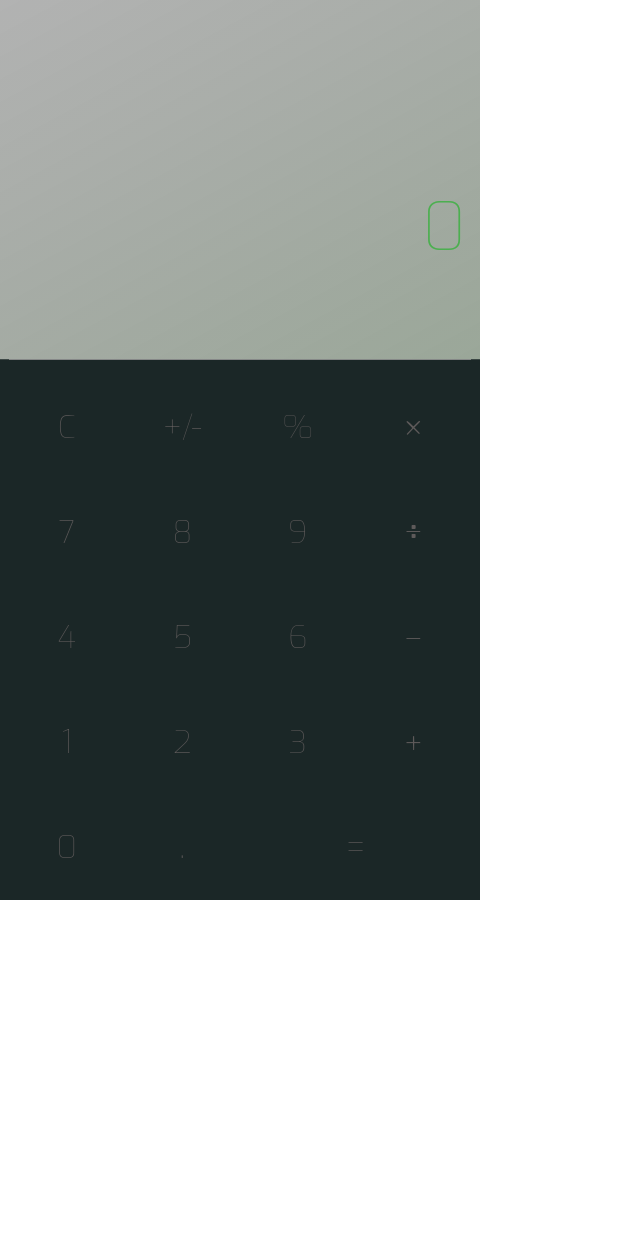
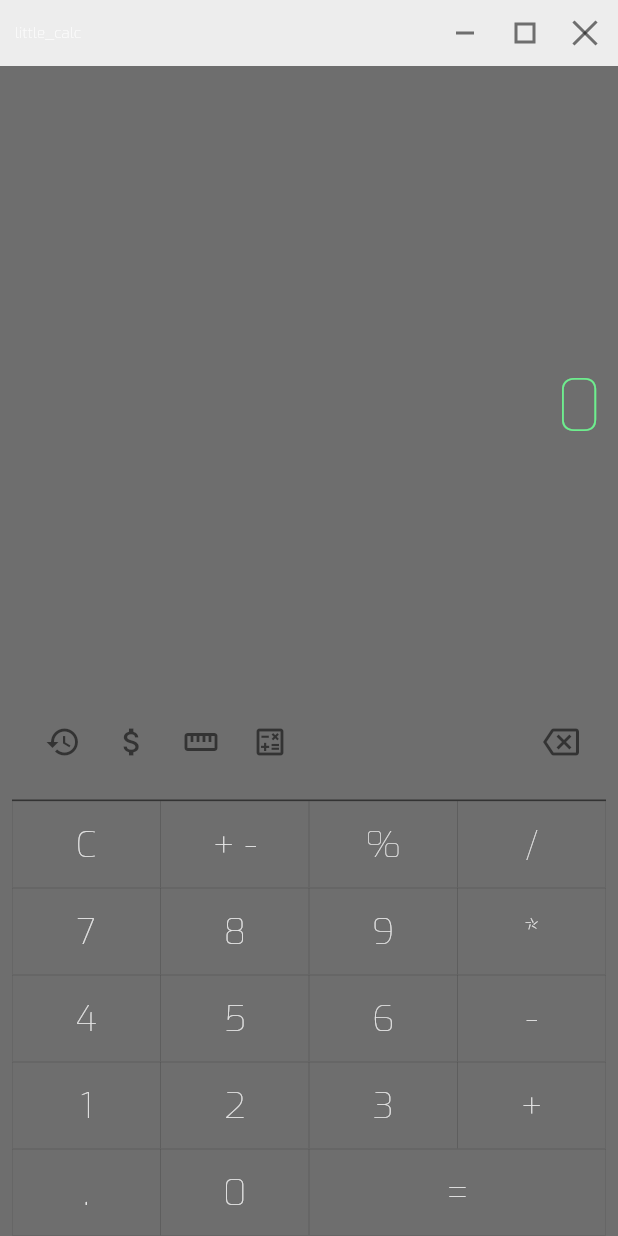
Before and after one commit to RafalSiuta/little_calc, a Flutter app: the screen it shows after launch, on a phone screen of 412 x 824 dp. Run offline on Flutter 3.47's test engine with Material 3 defaults, Android fonts, the phone set to English and light mode, and no system bars.

Commit message:
Update transparent calculator window
- Aktualizacja natywnego okna Windows: bezramkowe okno, efekt blur/transparent background, przeciąganie, minimalizacja i zamykanie.

- Aktualizacja UI kalkulatora zgodnie z projektem Figma: display, pasek funkcji, klawiatura i tokeny kolorów.

- Dodanie nowych komponentów Flutter: NumBtn oraz AppColors z kolorem borderDark użytym jako splash color.

- Poprawka wyrównania tekstu równania i wyniku do prawej strony w środkowej części displaya.

```diff
--- a/lib/main.dart
+++ b/lib/main.dart
@@ -2,8 +2,10 @@ import 'package:flutter/foundation.dart';
 import 'package:flutter/material.dart';
 import 'package:flutter/services.dart';
 import 'package:provider/provider.dart';
+
 import 'model/calculator_logic.dart';
-import 'utils/column_row_builder.dart';
+import 'utils/styles/colors.dart';
+import 'widgets/buttons/numbtn.dart';
 
 void main() {
   LicenseRegistry.addLicense(() async* {
@@ -16,7 +18,6 @@ void main() {
 class MyApp extends StatelessWidget {
   const MyApp({Key? key}) : super(key: key);
 
-  // This widget is the root of your application.
   @override
   Widget build(BuildContext context) {
     return MultiProvider(
@@ -26,305 +27,417 @@ class MyApp extends StatelessWidget {
         ),
       ],
       child: MaterialApp(
-        title: 'Little calc',
+        title: 'little_calc',
         debugShowCheckedModeBanner: false,
+        color: Colors.transparent,
         theme: ThemeData(
           primarySwatch: Colors.blue,
+          scaffoldBackgroundColor: Colors.transparent,
         ),
-        home: const MyHomePage(title: 'Flutter Demo Home Page'),
+        home: const SystemWindow(),
       ),
     );
   }
 }
 
-class MyHomePage extends StatefulWidget {
-  const MyHomePage({Key? key, required this.title}) : super(key: key);
-
-  final String title;
+class SystemWindow extends StatelessWidget {
+  const SystemWindow({Key? key}) : super(key: key);
 
   @override
-  State<MyHomePage> createState() => _MyHomePageState();
+  Widget build(BuildContext context) {
+    return const Scaffold(
+      backgroundColor: Colors.transparent,
+      body: ColoredBox(
+        color: AppColors.systemWindow,
+        child: Column(
+          children: [
+            WindowTitleBar(),
+            Expanded(child: CalculatorView()),
+          ],
+        ),
+      ),
+    );
+  }
 }
 
-class _MyHomePageState extends State<MyHomePage> {
-  List<String> keysList = [
-    'C',
-    '+/-',
-    '%',
-    "*",
-    "7",
-    "8",
-    "9",
-    "/",
-    "4",
-    "5",
-    "6",
-    "-",
-    "1",
-    "2",
-    "3",
-    "+",
-    "0",
-    ".",
-    "="
-  ];
-  List row1 = [];
-  List row2 = [];
-  List row3 = [];
-  List row4 = [];
-  List row5 = [];
-  @override
-  void initState() {
-    super.initState();
-    row1 = keysList.getRange(0, 4).toList();
-    row2 = keysList.getRange(4, 8).toList();
-    row3 = keysList.getRange(8, 12).toList();
-    row4 = keysList.getRange(12, 16).toList();
-    row5 = keysList.getRange(16, 19).toList();
-    // print(keysList.length);
-    // print(keysList.getRange(0, 4));
-    // print(keysList.getRange(4, 8));
-    // print(keysList.getRange(8, 12));
-    // print(keysList.getRange(12, 16));
-    // print(keysList.getRange(16, 19));
-    // var first = 0;
-    // var last = 0;
-    // for (var i = 0; i < keysList.length; i++) {
-    //   if (i % 4 == 0) {
-    //     first = i;
-    //     last += 4;
-    //     if (last > 16) {
-    //       break;
-    //     }
-    //     print("##########");
-    //     print("first:${first}");
-    //     print("last:${last}");
-    //     print(keysList.getRange(first, last));
-    //   }
-    // }
+class WindowTitleBar extends StatelessWidget {
+  const WindowTitleBar({Key? key}) : super(key: key);
+
+  static const double height = 44;
+  static const MethodChannel _windowChannel =
+      MethodChannel('little_calc/window');
+
+  Future<void> _invokeWindowAction(String action) async {
+    try {
+      await _windowChannel.invokeMethod<void>(action);
+    } on MissingPluginException {
+      // Allows the UI to render outside the Windows runner.
+    }
   }
 
   @override
   Widget build(BuildContext context) {
-    const displayStyle =
-        TextStyle(fontSize: 45, color: Colors.green, fontFamily: 'Exo');
-    const btnStyle =
-        TextStyle(fontSize: 21, color: Color(0xff5E5A5A), fontFamily: 'Exo');
-    const btnOperatorStyle =
-        TextStyle(fontSize: 21, color: Color(0xff5E5A5A), fontFamily: 'Calc');
-    return Scaffold(
-      backgroundColor: Colors.transparent,
-      body: Consumer<CalculatorLogic>(
-        builder: (context, data, child) {
-          return Container(
-            width: 320,
-            height: 600,
-            decoration: BoxDecoration(
-                gradient: LinearGradient(
-                    begin: Alignment.topLeft,
-                    end: Alignment.bottomRight,
-                    colors: [
-                  const Color(0xff000201).withOpacity(0.3), //Color(0xff1B2727)
-                  const Color(0xff104908).withOpacity(0.5),
-                ])),
-            child: Column(
-              mainAxisAlignment: MainAxisAlignment.end,
-              crossAxisAlignment: CrossAxisAlignment.end,
+    return SizedBox(
+      height: height,
+      child: Padding(
+        padding: const EdgeInsets.all(10),
+        child: Row(
           children: [
-                Padding(
-                  padding: const EdgeInsets.only(
-                      left: 8.0, right: 9.0, top: 20, bottom: 8.0),
-                  child: Column(
-                    mainAxisAlignment: MainAxisAlignment.spaceEvenly,
-                    crossAxisAlignment: CrossAxisAlignment.end,
-                    children: [
-                      RichText(
-                        text:
-                            TextSpan(style: displayStyle, children: <TextSpan>[
-                          TextSpan(
-                            text: data.display.length >= 11
-                                ? '${data.display.substring(0, 11)}\n'
-                                : data.display,
+            Expanded(
+              child: GestureDetector(
+                behavior: HitTestBehavior.translucent,
+                onPanStart: (_) => _invokeWindowAction('drag'),
+                onDoubleTap: () => _invokeWindowAction('toggleMaximize'),
+                child: const Align(
+                  alignment: Alignment.centerLeft,
+                  child: Text(
+                    'little_calc',
+                    maxLines: 1,
+                    overflow: TextOverflow.ellipsis,
+                    style: TextStyle(
+                      color: Colors.white,
+                      fontFamily: 'Exo',
+                      fontSize: 10,
+                      fontWeight: FontWeight.w200,
+                      height: 1,
+                      letterSpacing: 0,
                     ),
-                          TextSpan(
-                              text: data.display.length >= 12
-                                  ? data.display
-                                      .substring(12, data.display.length)
-                                  : '',
-                              style: displayStyle.copyWith(fontSize: 15))
-                        ]),
-                        maxLines: 3,
                   ),
-                      //Text(data.display, style: displayStyle),
-                      const SizedBox(
-                        height: 50,
-                      )
+                ),
+              ),
+            ),
+            const SizedBox(width: 16),
+            _WindowActionButton(
+              semanticLabel: 'Minimize',
+              onPressed: () => _invokeWindowAction('minimize'),
+              child: const _MinimizeIcon(),
+            ),
+            const SizedBox(width: 16),
+            _WindowActionButton(
+              semanticLabel: 'Maximize',
+              onPressed: () => _invokeWindowAction('toggleMaximize'),
+              child: const _MaximizeIcon(),
+            ),
+            const SizedBox(width: 16),
+            _WindowActionButton(
+              semanticLabel: 'Close',
+              onPressed: () => _invokeWindowAction('close'),
+              child: const _CloseIcon(),
+            ),
           ],
         ),
       ),
-                // ColumnBuilder(
-                //     itemCount: 5,
-                //     itemBuilder: (context, colIndex) {
-                //       if (colIndex % 4 == 0) {
-                //         // print(colIndex);
-                //         first = colIndex;
-                //         last += 4;
-                //
-                //         if (last > 16) {
-                //           keysList.getRange(first, last).toList();
-                //         }
-                //         if (colIndex == 4) {
-                //           keysList.getRange(16, 19).toList();
-                //         }
-                //       }
-                //       print("first:${first}");
-                //       print("last:${last}");
-                //       return RowBuilder(
-                //         itemCount: keysList.length,
-                //         itemBuilder: (context, index) {
-                //           return Expanded(
-                //             flex: colIndex == 4 && index == 4 ? 3 : 1,
-                //             child: TextButton(
-                //               onPressed: () {},
-                //               child: Padding(
-                //                   padding: const EdgeInsets.symmetric(
-                //                       horizontal: 6.0, vertical: 12),
-                //                   child: Text(
-                //                     keysList[index],
-                //                     style: index == 3 ? btnOperatorStyle : btnStyle,
-                //                   )),
-                //             ),
-                //           );
-                //         },
-                //       );
-                //     }),
-                Container(
-                  padding: const EdgeInsets.symmetric(horizontal: 6.0),
-                  color: const Color(0xff1B2727),
+    );
+  }
+}
+
+class CalculatorView extends StatefulWidget {
+  const CalculatorView({Key? key}) : super(key: key);
+
+  @override
+  State<CalculatorView> createState() => _CalculatorViewState();
+}
+
+class _CalculatorViewState extends State<CalculatorView> {
+  static const List<List<String>> _rows = [
+    ['C', '+ -', '%', '/'],
+    ['7', '8', '9', '*'],
+    ['4', '5', '6', '-'],
+    ['1', '2', '3', '+'],
+    ['.', '0', '='],
+  ];
+
+  @override
+  Widget build(BuildContext context) {
+    return Consumer<CalculatorLogic>(
+      builder: (context, data, child) {
+        return Container(
+          width: double.infinity,
+          height: double.infinity,
+          padding: const EdgeInsets.symmetric(horizontal: 8),
+          color: AppColors.background,
           child: Column(
             children: [
-                      const Divider(
-                        height: 0.5,
-                        thickness: 0.5,
-                        color: Colors.grey,
+              Expanded(
+                child: _Display(data: data),
               ),
-                      const SizedBox(
-                        height: 10,
-                      ),
-                      RowBuilder(
-                        itemCount: row1.length,
-                        itemBuilder: (context, index) {
-                          return Expanded(
-                            child: TextButton(
-                              onPressed: () {
-                                data.multifunction(row1[index]);
-                              },
-                              child: Padding(
-                                  padding: const EdgeInsets.symmetric(
-                                      horizontal: 6.0, vertical: 12),
-                                  child: Text(
-                                    row1[index],
-                                    style: index == 3
-                                        ? btnOperatorStyle
-                                        : btnStyle,
-                                  )),
-                            ),
-                          );
-                        },
-                      ),
-                      RowBuilder(
-                        itemCount: row2.length,
-                        itemBuilder: (context, index) {
-                          return Expanded(
-                            child: TextButton(
-                              onPressed: () {
-                                data.multifunction(row2[index]);
-                              },
-                              child: Padding(
-                                  padding: const EdgeInsets.symmetric(
-                                      horizontal: 6.0, vertical: 12),
-                                  child: Text(
-                                    row2[index],
-                                    style: index == 3
-                                        ? btnOperatorStyle
-                                        : btnStyle,
-                                  )),
-                            ),
-                          );
-                        },
-                      ),
-                      RowBuilder(
-                        itemCount: row3.length,
-                        itemBuilder: (context, index) {
-                          return Expanded(
-                            child: TextButton(
-                              onPressed: () {
-                                data.multifunction(row3[index]);
-                              },
-                              child: Padding(
-                                  padding: const EdgeInsets.symmetric(
-                                      horizontal: 6.0, vertical: 12),
-                                  child: Text(
-                                    row3[index],
-                                    style: index == 3
-                                        ? btnOperatorStyle
-                                        : btnStyle,
-                                  )),
-                            ),
-                          );
-                        },
-                      ),
-                      RowBuilder(
-                        itemCount: row4.length,
-                        itemBuilder: (context, index) {
-                          return Expanded(
-                            child: TextButton(
-                              onPressed: () {
-                                data.multifunction(row4[index]);
-                              },
-                              child: Padding(
-                                  padding: const EdgeInsets.symmetric(
-                                      horizontal: 6.0, vertical: 12),
-                                  child: Text(
-                                    row4[index],
-                                    style: index == 3
-                                        ? btnOperatorStyle
-                                        : btnStyle,
-                                  )),
-                            ),
-                          );
-                        },
-                      ),
-                      RowBuilder(
-                        itemCount: row5.length,
-                        itemBuilder: (context, index) {
-                          return Expanded(
-                            flex: index == 2 ? 2 : 1,
-                            child: TextButton(
-                              onPressed: () {
-                                data.multifunction(row5[index]);
-                              },
-                              child: Padding(
-                                  padding: const EdgeInsets.symmetric(
-                                      horizontal: 6.0, vertical: 12),
-                                  child: Text(
-                                    row5[index],
-                                    style: index == 3
-                                        ? btnOperatorStyle
-                                        : btnStyle,
-                                  )),
-                            ),
-                          );
-                        },
-                      ),
-                    ],
-                  ),
+              _OptionsBar(onBackspace: data.delete),
+              _Keyboard(
+                rows: _rows,
+                onPressed: (value) => data.multifunction(_logicValue(value)),
               ),
             ],
           ),
         );
       },
+    );
+  }
+
+  String _logicValue(String value) {
+    if (value == '+ -') {
+      return '+/-';
+    }
+    return value;
+  }
+}
+
+class _Display extends StatelessWidget {
+  const _Display({Key? key, required this.data}) : super(key: key);
+
+  final CalculatorLogic data;
+
+  @override
+  Widget build(BuildContext context) {
+    final equation = _equationText();
+
+    return Padding(
+      padding: const EdgeInsets.only(top: 44, right: 2, bottom: 16),
+      child: Align(
+        alignment: Alignment.centerRight,
+        child: Column(
+          mainAxisSize: MainAxisSize.min,
+          crossAxisAlignment: CrossAxisAlignment.end,
+          children: [
+            if (equation.isNotEmpty)
+              SizedBox(
+                width: double.infinity,
+                child: Text(
+                  equation,
+                  maxLines: 1,
+                  overflow: TextOverflow.ellipsis,
+                  textAlign: TextAlign.right,
+                  style: const TextStyle(
+                    color: AppColors.accent,
+                    fontFamily: 'Exo',
+                    fontSize: 24,
+                    fontWeight: FontWeight.w400,
+                    height: 1,
+                    letterSpacing: 0,
+                  ),
+                ),
+              ),
+            const SizedBox(height: 14),
+            SizedBox(
+              width: double.infinity,
+              child: FittedBox(
+                fit: BoxFit.scaleDown,
+                alignment: Alignment.centerRight,
+                child: Text(
+                  data.display,
+                  maxLines: 1,
+                  textAlign: TextAlign.right,
+                  style: const TextStyle(
+                    color: AppColors.accent,
+                    fontFamily: 'Exo',
+                    fontSize: 48,
+                    fontWeight: FontWeight.w200,
+                    height: 1,
+                    letterSpacing: 0,
+                  ),
+                ),
+              ),
+            ),
+          ],
+        ),
+      ),
+    );
+  }
+
+  String _equationText() {
+    if (data.operator.isEmpty) {
+      return '';
+    }
+    final leftSide = data.oldText.isNotEmpty ? data.oldText : data.display;
+    return '$leftSide ${data.operator}';
+  }
+}
+
+class _OptionsBar extends StatelessWidget {
+  const _OptionsBar({Key? key, required this.onBackspace}) : super(key: key);
+
+  final VoidCallback onBackspace;
+
+  @override
+  Widget build(BuildContext context) {
+    return Container(
+      height: 78,
+      decoration: const BoxDecoration(
+        border: Border(
+          bottom: BorderSide(
+            color: AppColors.unselected,
+            width: 1,
+          ),
+        ),
+      ),
+      child: Row(
+        children: [
+          Expanded(
+            child: Row(
+              children: const [
+                SizedBox(width: 22),
+                _OptionIcon(icon: Icons.history),
+                SizedBox(width: 22),
+                _OptionIcon(icon: Icons.attach_money),
+                SizedBox(width: 22),
+                _OptionIcon(icon: Icons.straighten),
+                SizedBox(width: 22),
+                _OptionIcon(icon: Icons.calculate_outlined),
+              ],
+            ),
+          ),
+          IconButton(
+            splashColor: AppColors.borderDark,
+            highlightColor: AppColors.borderDark,
+            hoverColor: AppColors.borderDark,
+            onPressed: onBackspace,
+            icon: const Icon(
+              Icons.backspace_outlined,
+              color: AppColors.unselected,
+              size: 24,
+            ),
+          ),
+          const SizedBox(width: 6),
+        ],
       ),
     );
   }
 }
+
+class _OptionIcon extends StatelessWidget {
+  const _OptionIcon({Key? key, required this.icon}) : super(key: key);
+
+  final IconData icon;
+
+  @override
+  Widget build(BuildContext context) {
+    return Icon(
+      icon,
+      color: AppColors.unselected,
+      size: 24,
+    );
+  }
+}
+
+class _Keyboard extends StatelessWidget {
+  const _Keyboard({
+    Key? key,
+    required this.rows,
+    required this.onPressed,
+  }) : super(key: key);
+
+  final List<List<String>> rows;
+  final ValueChanged<String> onPressed;
+
+  @override
+  Widget build(BuildContext context) {
+    return Column(
+      children: [
+        for (final row in rows)
+          Row(
+            children: [
+              for (final value in row)
+                NumBtn(
+                  label: value,
+                  flex: value == '=' ? 2 : 1,
+                  onPressed: () => onPressed(value),
+                ),
+            ],
+          ),
+      ],
+    );
+  }
+}
+
+class _WindowActionButton extends StatelessWidget {
+  const _WindowActionButton({
+    Key? key,
+    required this.child,
+    required this.onPressed,
+    required this.semanticLabel,
+  }) : super(key: key);
+
+  final Widget child;
+  final VoidCallback onPressed;
+  final String semanticLabel;
+
+  @override
+  Widget build(BuildContext context) {
+    return Semantics(
+      button: true,
+      label: semanticLabel,
+      child: SizedBox(
+        width: 24,
+        height: 24,
+        child: Material(
+          color: Colors.transparent,
+          child: InkWell(
+            borderRadius: BorderRadius.circular(4),
+            hoverColor: Colors.white.withOpacity(0.08),
+            splashColor: Colors.white.withOpacity(0.12),
+            highlightColor: Colors.white.withOpacity(0.08),
+            onTap: onPressed,
+            child: Center(child: child),
+          ),
+        ),
+      ),
+    );
+  }
+}
+
+class _MinimizeIcon extends StatelessWidget {
+  const _MinimizeIcon({Key? key}) : super(key: key);
+
+  @override
+  Widget build(BuildContext context) {
+    return Container(
+      width: 12,
+      height: 2,
+      color: AppColors.background,
+    );
+  }
+}
+
+class _MaximizeIcon extends StatelessWidget {
+  const _MaximizeIcon({Key? key}) : super(key: key);
+
+  @override
+  Widget build(BuildContext context) {
+    return Container(
+      width: 14,
+      height: 14,
+      decoration: BoxDecoration(
+        border: Border.all(
+          color: AppColors.background,
+          width: 2,
+        ),
+      ),
+    );
+  }
+}
+
+class _CloseIcon extends StatelessWidget {
+  const _CloseIcon({Key? key}) : super(key: key);
+
+  @override
+  Widget build(BuildContext context) {
+    return CustomPaint(
+      size: const Size(14, 14),
+      painter: _CloseIconPainter(),
+    );
+  }
+}
+
+class _CloseIconPainter extends CustomPainter {
+  @override
+  void paint(Canvas canvas, Size size) {
+    final paint = Paint()
+      ..color = AppColors.background
+      ..strokeWidth = 2
+      ..strokeCap = StrokeCap.square;
+    canvas.drawLine(Offset.zero, Offset(size.width, size.height), paint);
+    canvas.drawLine(Offset(size.width, 0), Offset(0, size.height), paint);
+  }
+
+  @override
+  bool shouldRepaint(covariant CustomPainter oldDelegate) => false;
+}
--- /dev/null
+++ b/lib/utils/styles/colors.dart
@@ -0,0 +1,10 @@
+import 'package:flutter/material.dart';
+
+class AppColors {
+  static const Color systemWindow = Color.fromRGBO(77, 77, 77, 0.1);
+  static const Color background = Color.fromRGBO(25, 25, 25, 0.6);
+  static const Color borderDark = Color.fromRGBO(13, 13, 13, 0.2);
+  static const Color text = Color(0xffe5e5e5);
+  static const Color accent = Color(0xff6eee8e);
+  static const Color unselected = Color(0xff333333);
+}
--- /dev/null
+++ b/lib/widgets/buttons/numbtn.dart
@@ -0,0 +1,57 @@
+import 'package:flutter/material.dart';
+
+import '../../utils/styles/colors.dart';
+
+class NumBtn extends StatelessWidget {
+  const NumBtn({
+    Key? key,
+    required this.label,
+    required this.onPressed,
+    this.flex = 1,
+  }) : super(key: key);
+
+  final String label;
+  final VoidCallback onPressed;
+  final int flex;
+
+  @override
+  Widget build(BuildContext context) {
+    return Expanded(
+      flex: flex,
+      child: SizedBox(
+        height: 58,
+        child: Material(
+          color: Colors.transparent,
+          child: InkWell(
+            splashColor: AppColors.borderDark,
+            highlightColor: AppColors.borderDark,
+            hoverColor: AppColors.borderDark,
+            onTap: onPressed,
+            child: Container(
+              alignment: Alignment.center,
+              padding: const EdgeInsets.all(16),
+              decoration: BoxDecoration(
+                border: Border.all(
+                  color: AppColors.borderDark,
+                  width: 0.3,
+                ),
+              ),
+              child: Text(
+                label,
+                textAlign: TextAlign.center,
+                style: const TextStyle(
+                  color: AppColors.text,
+                  fontFamily: 'Exo',
+                  fontSize: 24,
+                  fontWeight: FontWeight.w100,
+                  height: 1,
+                  letterSpacing: 0,
+                ),
+              ),
+            ),
+          ),
+        ),
+      ),
+    );
+  }
+}
```
Also changed, not shown: 4 other files. Lines whose indentation alone changed are shown as unchanged.
